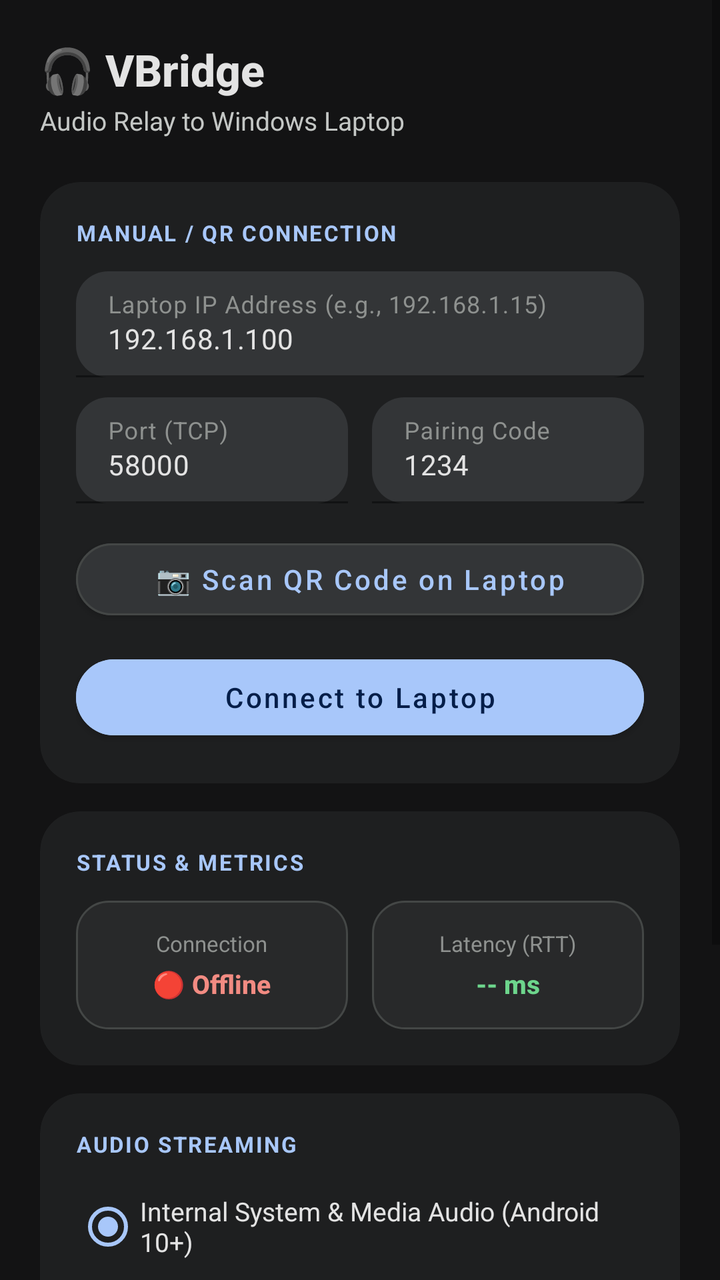
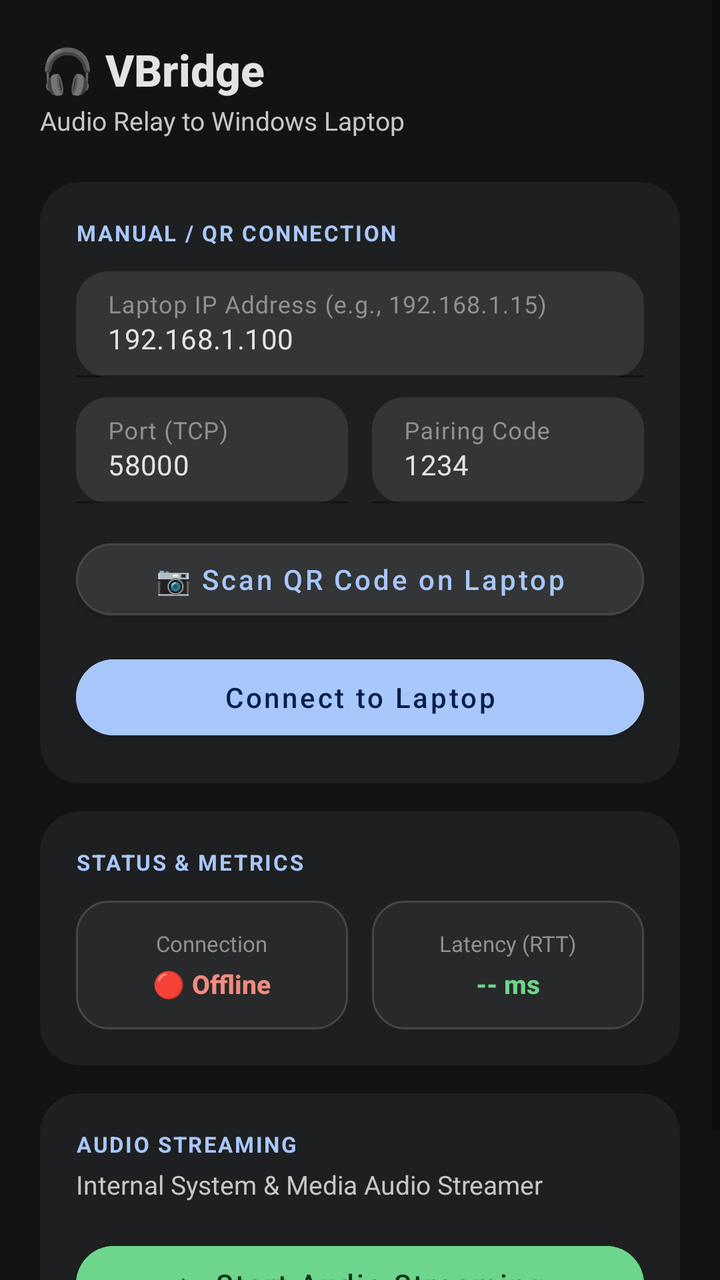

Screens rendered from an Android XML layout before and after an edit, with the pre-edit source and the edit as a unified diff.
<!-- AndroidManifest.xml: application theme Theme.VBridge -->
<!-- res/layout/activity_main.xml -->
<?xml version="1.0" encoding="utf-8"?>
<ScrollView xmlns:android="http://schemas.android.com/apk/res/android"
    xmlns:app="http://schemas.android.com/apk/res-auto"
    xmlns:tools="http://schemas.android.com/tools"
    android:layout_width="match_parent"
    android:layout_height="match_parent"
    android:background="@color/background"
    android:fillViewport="true">

    <LinearLayout
        android:layout_width="match_parent"
        android:layout_height="wrap_content"
        android:orientation="vertical"
        android:padding="20dp">

        
        <LinearLayout
            android:layout_width="match_parent"
            android:layout_height="wrap_content"
            android:orientation="horizontal"
            android:gravity="center_vertical"
            android:paddingBottom="12dp">

            <LinearLayout
                android:layout_width="0dp"
                android:layout_height="wrap_content"
                android:layout_weight="1"
                android:orientation="vertical">

                <TextView
                    android:layout_width="wrap_content"
                    android:layout_height="wrap_content"
                    android:text="🎧 VBridge"
                    android:textColor="@color/text_high"
                    android:textSize="22sp"
                    android:fontFamily="sans-serif-medium"
                    android:textStyle="bold" />

                <TextView
                    android:layout_width="wrap_content"
                    android:layout_height="wrap_content"
                    android:layout_marginTop="2dp"
                    android:text="Audio Relay to Windows Laptop"
                    android:textColor="@color/text_medium"
                    android:textSize="13sp"
                    android:fontFamily="sans-serif" />
            </LinearLayout>

        </LinearLayout>

        
        <androidx.cardview.widget.CardView
            android:id="@+id/cardRecentDevice"
            android:layout_width="match_parent"
            android:layout_height="wrap_content"
            android:layout_marginTop="6dp"
            android:visibility="gone"
            app:cardBackgroundColor="@color/surface_container"
            app:cardCornerRadius="20dp"
            app:cardElevation="0dp">

            <LinearLayout
                android:layout_width="match_parent"
                android:layout_height="wrap_content"
                android:orientation="vertical"
                android:padding="16dp">

                <LinearLayout
                    android:layout_width="match_parent"
                    android:layout_height="wrap_content"
                    android:orientation="horizontal"
                    android:gravity="center_vertical">

                    <TextView
                        android:layout_width="0dp"
                        android:layout_height="wrap_content"
                        android:layout_weight="1"
                        android:text="⚡ LAST CONNECTED LAPTOP"
                        android:textColor="@color/primary"
                        android:textSize="11sp"
                        android:letterSpacing="0.08"
                        android:textStyle="bold" />

                    <TextView
                        android:id="@+id/tvRecentBadge"
                        android:layout_width="wrap_content"
                        android:layout_height="wrap_content"
                        android:text="PAIRED"
                        android:textColor="@color/google_green"
                        android:textSize="10sp"
                        android:textStyle="bold" />
                </LinearLayout>

                <TextView
                    android:id="@+id/tvRecentDeviceName"
                    android:layout_width="wrap_content"
                    android:layout_height="wrap_content"
                    android:layout_marginTop="6dp"
                    android:text="💻 Windows Laptop"
                    android:textColor="@color/text_high"
                    android:textSize="15sp"
                    android:fontFamily="sans-serif-medium"
                    android:textStyle="bold" />

                <TextView
                    android:id="@+id/tvRecentDeviceDetails"
                    android:layout_width="wrap_content"
                    android:layout_height="wrap_content"
                    android:layout_marginTop="2dp"
                    android:text="IP: 192.168.1.15 : 58000"
                    android:textColor="@color/text_medium"
                    android:textSize="12sp" />

                <com.google.android.material.button.MaterialButton
                    android:id="@+id/btnQuickConnect"
                    android:layout_width="match_parent"
                    android:layout_height="48dp"
                    android:layout_marginTop="12dp"
                    android:backgroundTint="@color/primary"
                    android:text="⚡ Quick Reconnect"
                    android:textAllCaps="false"
                    android:textColor="@color/on_primary"
                    android:textSize="14sp"
                    android:fontFamily="sans-serif-medium"
                    app:cornerRadius="24dp" />

                <CheckBox
                    android:id="@+id/chkAutoConnect"
                    android:layout_width="wrap_content"
                    android:layout_height="wrap_content"
                    android:layout_marginTop="6dp"
                    android:buttonTint="@color/primary"
                    android:text="⚡ Auto-connect on app open"
                    android:textColor="@color/text_medium"
                    android:textSize="12sp" />

            </LinearLayout>
        </androidx.cardview.widget.CardView>

        
        <androidx.cardview.widget.CardView
            android:layout_width="match_parent"
            android:layout_height="wrap_content"
            android:layout_marginTop="10dp"
            app:cardBackgroundColor="@color/surface_container"
            app:cardCornerRadius="20dp"
            app:cardElevation="0dp">

            <LinearLayout
                android:layout_width="match_parent"
                android:layout_height="wrap_content"
                android:orientation="vertical"
                android:padding="18dp">

                <TextView
                    android:layout_width="wrap_content"
                    android:layout_height="wrap_content"
                    android:text="MANUAL / QR CONNECTION"
                    android:textColor="@color/primary"
                    android:textSize="11sp"
                    android:letterSpacing="0.08"
                    android:textStyle="bold" />

                
                <com.google.android.material.textfield.TextInputLayout
                    android:layout_width="match_parent"
                    android:layout_height="wrap_content"
                    android:layout_marginTop="12dp"
                    android:hint="Laptop IP Address (e.g., 192.168.1.15)"
                    android:textColorHint="@color/text_muted"
                    app:boxBackgroundColor="@color/surface_container_highest"
                    app:boxCornerRadiusBottomEnd="16dp"
                    app:boxCornerRadiusBottomStart="16dp"
                    app:boxCornerRadiusTopEnd="16dp"
                    app:boxCornerRadiusTopStart="16dp"
                    app:boxStrokeColor="@color/primary"
                    app:boxStrokeWidth="1dp">

                    <com.google.android.material.textfield.TextInputEditText
                        android:id="@+id/etServerIp"
                        android:layout_width="match_parent"
                        android:layout_height="wrap_content"
                        android:inputType="textUri|text"
                        android:text="192.168.1.100"
                        android:textColor="@color/text_high"
                        android:textSize="14sp" />
                </com.google.android.material.textfield.TextInputLayout>

                
                <LinearLayout
                    android:layout_width="match_parent"
                    android:layout_height="wrap_content"
                    android:layout_marginTop="10dp"
                    android:orientation="horizontal">

                    <com.google.android.material.textfield.TextInputLayout
                        android:layout_width="0dp"
                        android:layout_height="wrap_content"
                        android:layout_marginEnd="6dp"
                        android:layout_weight="1"
                        android:hint="Port (TCP)"
                        android:textColorHint="@color/text_muted"
                        app:boxBackgroundColor="@color/surface_container_highest"
                        app:boxCornerRadiusBottomEnd="16dp"
                        app:boxCornerRadiusBottomStart="16dp"
                        app:boxCornerRadiusTopEnd="16dp"
                        app:boxCornerRadiusTopStart="16dp"
                        app:boxStrokeColor="@color/primary">

                        <com.google.android.material.textfield.TextInputEditText
                            android:id="@+id/etServerPort"
                            android:layout_width="match_parent"
                            android:layout_height="wrap_content"
                            android:inputType="number"
                            android:text="58000"
                            android:textColor="@color/text_high"
                            android:textSize="14sp" />
                    </com.google.android.material.textfield.TextInputLayout>

                    <com.google.android.material.textfield.TextInputLayout
                        android:layout_width="0dp"
                        android:layout_height="wrap_content"
                        android:layout_marginStart="6dp"
                        android:layout_weight="1"
                        android:hint="Pairing Code"
                        android:textColorHint="@color/text_muted"
                        app:boxBackgroundColor="@color/surface_container_highest"
                        app:boxCornerRadiusBottomEnd="16dp"
                        app:boxCornerRadiusBottomStart="16dp"
                        app:boxCornerRadiusTopEnd="16dp"
                        app:boxCornerRadiusTopStart="16dp"
                        app:boxStrokeColor="@color/primary">

                        <com.google.android.material.textfield.TextInputEditText
                            android:id="@+id/etPairingCode"
                            android:layout_width="match_parent"
                            android:layout_height="wrap_content"
                            android:inputType="text"
                            android:text="1234"
                            android:textColor="@color/text_high"
                            android:textSize="14sp" />
                    </com.google.android.material.textfield.TextInputLayout>

                </LinearLayout>

                
                <com.google.android.material.button.MaterialButton
                    android:id="@+id/btnScanQr"
                    android:layout_width="match_parent"
                    android:layout_height="48dp"
                    android:layout_marginTop="14dp"
                    android:backgroundTint="@color/surface_container_highest"
                    android:text="📷 Scan QR Code on Laptop"
                    android:textAllCaps="false"
                    android:textColor="@color/primary"
                    android:textSize="14sp"
                    android:fontFamily="sans-serif-medium"
                    app:strokeColor="@color/outline_border"
                    app:strokeWidth="1dp"
                    app:cornerRadius="24dp" />

                
                <com.google.android.material.button.MaterialButton
                    android:id="@+id/btnConnect"
                    android:layout_width="match_parent"
                    android:layout_height="50dp"
                    android:layout_marginTop="10dp"
                    android:backgroundTint="@color/primary"
                    android:text="Connect to Laptop"
                    android:textAllCaps="false"
                    android:textColor="@color/on_primary"
                    android:textSize="14sp"
                    android:fontFamily="sans-serif-medium"
                    app:cornerRadius="25dp" />

            </LinearLayout>
        </androidx.cardview.widget.CardView>

        
        <androidx.cardview.widget.CardView
            android:layout_width="match_parent"
            android:layout_height="wrap_content"
            android:layout_marginTop="14dp"
            app:cardBackgroundColor="@color/surface_container"
            app:cardCornerRadius="20dp"
            app:cardElevation="0dp">

            <LinearLayout
                android:layout_width="match_parent"
                android:layout_height="wrap_content"
                android:orientation="vertical"
                android:padding="18dp">

                <TextView
                    android:layout_width="wrap_content"
                    android:layout_height="wrap_content"
                    android:text="STATUS &amp; METRICS"
                    android:textColor="@color/primary"
                    android:textSize="11sp"
                    android:letterSpacing="0.08"
                    android:textStyle="bold" />

                
                <LinearLayout
                    android:layout_width="match_parent"
                    android:layout_height="wrap_content"
                    android:layout_marginTop="12dp"
                    android:orientation="horizontal">

                    
                    <LinearLayout
                        android:layout_width="0dp"
                        android:layout_height="wrap_content"
                        android:layout_marginEnd="6dp"
                        android:layout_weight="1"
                        android:background="@drawable/status_box_bg"
                        android:gravity="center"
                        android:orientation="vertical"
                        android:padding="14dp">

                        <TextView
                            android:layout_width="wrap_content"
                            android:layout_height="wrap_content"
                            android:text="Connection"
                            android:textColor="@color/text_muted"
                            android:textSize="11sp" />

                        <TextView
                            android:id="@+id/tvConnectionStatus"
                            android:layout_width="wrap_content"
                            android:layout_height="wrap_content"
                            android:layout_marginTop="4dp"
                            android:text="🔴 Offline"
                            android:textColor="@color/google_red"
                            android:textSize="13sp"
                            android:fontFamily="sans-serif-medium"
                            android:textStyle="bold" />
                    </LinearLayout>

                    
                    <LinearLayout
                        android:layout_width="0dp"
                        android:layout_height="wrap_content"
                        android:layout_marginStart="6dp"
                        android:layout_weight="1"
                        android:background="@drawable/status_box_bg"
                        android:gravity="center"
                        android:orientation="vertical"
                        android:padding="14dp">

                        <TextView
                            android:layout_width="wrap_content"
                            android:layout_height="wrap_content"
                            android:text="Latency (RTT)"
                            android:textColor="@color/text_muted"
                            android:textSize="11sp" />

                        <TextView
                            android:id="@+id/tvLatency"
                            android:layout_width="wrap_content"
                            android:layout_height="wrap_content"
                            android:layout_marginTop="4dp"
                            android:text="-- ms"
                            android:textColor="@color/google_green"
                            android:textSize="13sp"
                            android:fontFamily="sans-serif-medium"
                            android:textStyle="bold" />
                    </LinearLayout>

                </LinearLayout>

            </LinearLayout>
        </androidx.cardview.widget.CardView>

        
        <androidx.cardview.widget.CardView
            android:layout_width="match_parent"
            android:layout_height="wrap_content"
            android:layout_marginTop="14dp"
            app:cardBackgroundColor="@color/surface_container"
            app:cardCornerRadius="20dp"
            app:cardElevation="0dp">

            <LinearLayout
                android:layout_width="match_parent"
                android:layout_height="wrap_content"
                android:orientation="vertical"
                android:padding="18dp">

                <TextView
                    android:layout_width="wrap_content"
                    android:layout_height="wrap_content"
                    android:text="AUDIO STREAMING"
                    android:textColor="@color/primary"
                    android:textSize="11sp"
                    android:letterSpacing="0.08"
                    android:textStyle="bold" />

                
                <RadioGroup
                    android:id="@+id/rgAudioSource"
                    android:layout_width="match_parent"
                    android:layout_height="wrap_content"
                    android:layout_marginTop="10dp"
                    android:orientation="vertical">

                    <RadioButton
                        android:id="@+id/rbInternalAudio"
                        android:layout_width="wrap_content"
                        android:layout_height="wrap_content"
                        android:checked="true"
                        android:buttonTint="@color/primary"
                        android:text="Internal System &amp; Media Audio (Android 10+)"
                        android:textColor="@color/text_high"
                        android:textSize="13sp" />

                    <RadioButton
                        android:id="@+id/rbMicAudio"
                        android:layout_width="wrap_content"
                        android:layout_height="wrap_content"
                        android:layout_marginTop="4dp"
                        android:buttonTint="@color/primary"
                        android:text="Microphone / Ambient Audio"
                        android:textColor="@color/text_high"
                        android:textSize="13sp" />
                </RadioGroup>

                
                <CheckBox
                    android:id="@+id/chkMutePhoneSpeaker"
                    android:layout_width="wrap_content"
                    android:layout_height="wrap_content"
                    android:layout_marginTop="8dp"
                    android:checked="true"
                    android:buttonTint="@color/primary"
                    android:text="🔇 Mute Phone Speaker (Sound on Laptop only)"
                    android:textColor="@color/text_high"
                    android:textSize="13sp" />

                
                <com.google.android.material.button.MaterialButton
                    android:id="@+id/btnToggleStream"
                    android:layout_width="match_parent"
                    android:layout_height="50dp"
                    android:layout_marginTop="14dp"
                    android:backgroundTint="@color/google_green"
                    android:text="▶ Start Audio Streaming"
                    android:textAllCaps="false"
                    android:textColor="@color/google_green_on"
                    android:textSize="14sp"
                    android:fontFamily="sans-serif-medium"
                    app:cornerRadius="25dp" />

                
                <ProgressBar
                    android:id="@+id/pbAudioLevel"
                    style="?android:attr/progressBarStyleHorizontal"
                    android:layout_width="match_parent"
                    android:layout_height="6dp"
                    android:layout_marginTop="14dp"
                    android:max="100"
                    android:progress="0"
                    android:progressTint="@color/primary" />

            </LinearLayout>
        </androidx.cardview.widget.CardView>

    </LinearLayout>
</ScrollView>
<!-- resources referenced by this layout -->
<resources>
  <color name="background">#131314</color>
  <color name="google_green">#6DD58C</color>
  <color name="google_green_on">#0A3818</color>
  <color name="google_red">#F28B82</color>
  <color name="on_primary">#041E49</color>
  <color name="outline_border">#444746</color>
  <color name="primary">#A8C7FA</color>
  <color name="surface_container">#1E1F20</color>
  <color name="surface_container_highest">#333537</color>
  <color name="text_high">#E3E3E3</color>
  <color name="text_medium">#C4C7C5</color>
  <color name="text_muted">#8E918F</color>
  <!-- drawable status_box_bg (drawable) -->
  <?xml version="1.0" encoding="utf-8"?>
  <shape xmlns:android="http://schemas.android.com/apk/res/android"
      android:shape="rectangle">
      <solid android:color="@color/surface_container_high" />
      <stroke android:width="1dp" android:color="@color/outline_border" />
      <corners android:radius="16dp" />
  </shape>
  <style name="Theme.VBridge" parent="Theme.MaterialComponents.DayNight.NoActionBar">
          <item name="colorPrimary">@color/primary</item>
          <item name="colorPrimaryDark">@color/primary_dark</item>
          <item name="colorAccent">@color/accent</item>
          <item name="android:windowBackground">@color/background</item>
          <item name="android:statusBarColor">@color/primary_dark</item>
      </style>
  <color name="surface_container_high">#28292A</color>
  <color name="primary_dark">#131314</color>
  <color name="accent">#A8C7FA</color>
</resources>

<!-- the commit's change to res/layout/activity_main.xml (unified diff, before → after) -->
@@ -396,45 +396,12 @@
                     android:letterSpacing="0.08"
                     android:textStyle="bold" />
 
-                
-                <RadioGroup
-                    android:id="@+id/rgAudioSource"
-                    android:layout_width="match_parent"
-                    android:layout_height="wrap_content"
-                    android:layout_marginTop="10dp"
-                    android:orientation="vertical">
-
-                    <RadioButton
-                        android:id="@+id/rbInternalAudio"
-                        android:layout_width="wrap_content"
-                        android:layout_height="wrap_content"
-                        android:checked="true"
-                        android:buttonTint="@color/primary"
-                        android:text="Internal System &amp; Media Audio (Android 10+)"
-                        android:textColor="@color/text_high"
-                        android:textSize="13sp" />
-
-                    <RadioButton
-                        android:id="@+id/rbMicAudio"
-                        android:layout_width="wrap_content"
-                        android:layout_height="wrap_content"
-                        android:layout_marginTop="4dp"
-                        android:buttonTint="@color/primary"
-                        android:text="Microphone / Ambient Audio"
-                        android:textColor="@color/text_high"
-                        android:textSize="13sp" />
-                </RadioGroup>
-
-                
-                <CheckBox
-                    android:id="@+id/chkMutePhoneSpeaker"
-                    android:layout_width="wrap_content"
-                    android:layout_height="wrap_content"
-                    android:layout_marginTop="8dp"
-                    android:checked="true"
-                    android:buttonTint="@color/primary"
-                    android:text="🔇 Mute Phone Speaker (Sound on Laptop only)"
-                    android:textColor="@color/text_high"
+                <TextView
+                    android:layout_width="wrap_content"
+                    android:layout_height="wrap_content"
+                    android:layout_marginTop="4dp"
+                    android:text="Internal System &amp; Media Audio Streamer"
+                    android:textColor="@color/text_medium"
                     android:textSize="13sp" />
 
                 
@@ -442,7 +409,7 @@
                     android:id="@+id/btnToggleStream"
                     android:layout_width="match_parent"
                     android:layout_height="50dp"
-                    android:layout_marginTop="14dp"
+                    android:layout_marginTop="16dp"
                     android:backgroundTint="@color/google_green"
                     android:text="▶ Start Audio Streaming"
                     android:textAllCaps="false"
